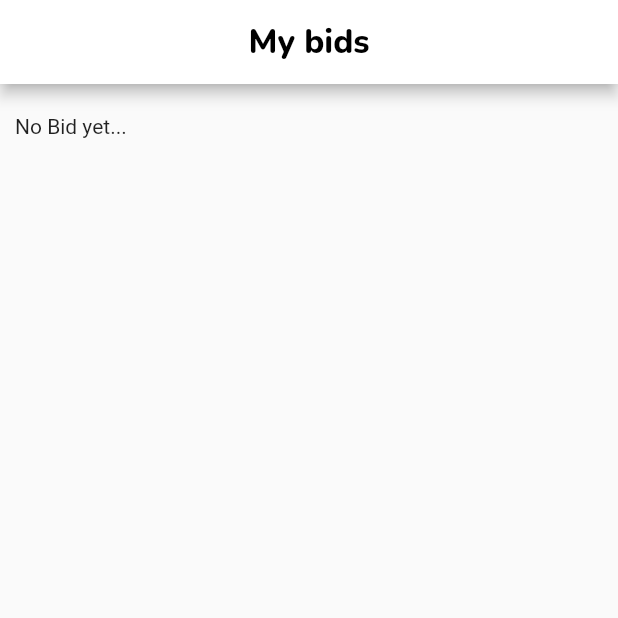
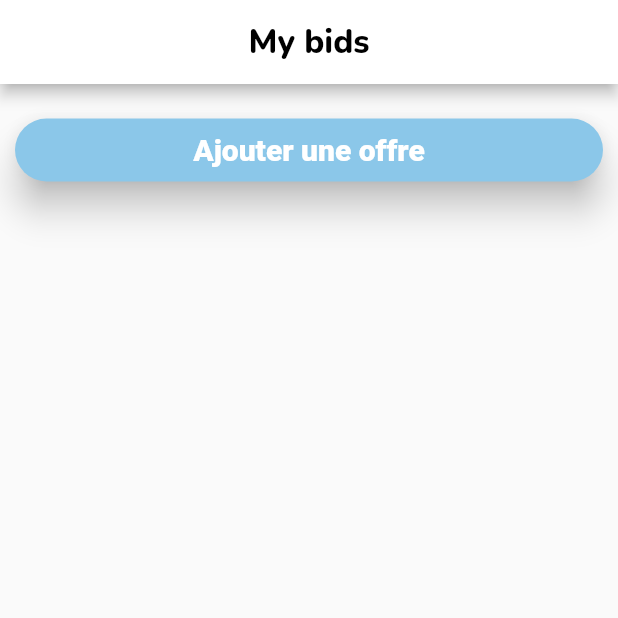
Before and after one commit to Laura398/WebSales, a Flutter app: the MyBid screen opened by its route, on a phone screen of 412 x 824 dp, the top half of it. Run offline on Flutter 3.47's test engine with Material 2 defaults, Android fonts, the phone set to English and light mode, and no system bars; our stand-ins replace equatable, google_fonts, image_picker.

Commit message:
debut fonctionnel ajout de produit

```diff
--- a/lib/main.dart
+++ b/lib/main.dart
@@ -1,4 +1,5 @@
 import 'package:flutter/material.dart';
+import 'package:websales/src/add.page.dart';
 import 'package:websales/src/auction.page.dart';
 import 'package:websales/src/auth.signIn.dart';
 import 'package:websales/src/auth.signUp.dart';
@@ -30,6 +31,7 @@ class WebSales extends StatelessWidget {
         '/auth': (context) => const Auth(),
         '/authSignUp': (context) => const AuthInscription(),
         '/myAccount': (context) => const MyAccount(),
+        '/addBid': (context) => const Add(),
       },
       home: const DefaultTabController(
         length: 4,
--- a/lib/src/bid.page.dart
+++ b/lib/src/bid.page.dart
@@ -1,5 +1,6 @@
 import 'package:flutter/material.dart';
 import 'package:google_fonts/google_fonts.dart';
+import 'package:websales/main.dart';
 
 class MyBid extends StatefulWidget {
   const MyBid({Key? key}) : super(key: key);
@@ -25,9 +26,48 @@ class MyBidState extends State<MyBid> {
         backgroundColor: Colors.white,
       ),
       body: const SingleChildScrollView(
-        padding: EdgeInsets.only(left: 10, top: 20),
-        child: Text('No Bid yet...'),
+        padding: EdgeInsets.only(left: 10, top: 20, right: 10),
+        child: MyBidData(),
       ),
     );
   }
 }
+
+class MyBidData extends StatefulWidget {
+  const MyBidData({Key? key}) : super(key: key);
+
+  @override
+  State<StatefulWidget> createState() => MyBidDataState();
+}
+
+class MyBidDataState extends State<MyBidData> {
+  @override
+  Widget build(BuildContext context) {
+    return SizedBox(
+        width: MediaQuery.of(context).size.width,
+        child: ElevatedButton(
+            onPressed: () {
+              Navigator.pushNamed(
+                context,
+                '/addBid',
+              );
+            },
+            child: const Text('Ajouter une offre'),
+            style: TextButton.styleFrom(
+              alignment: Alignment.center,
+              elevation: 10,
+              primary: Colors.white,
+              backgroundColor: colorNav,
+              minimumSize: const Size.fromHeight(42),
+              shape: const RoundedRectangleBorder(
+                borderRadius: BorderRadius.all(
+                  Radius.circular(25),
+                ),
+              ),
+              textStyle: const TextStyle(
+                fontSize: 20,
+                fontWeight: FontWeight.w800,
+              ),
+            )));
+  }
+}
--- a/pubspec.yaml
+++ b/pubspec.yaml
@@ -36,6 +36,7 @@ dependencies:
   cupertino_icons: ^1.0.2
   google_fonts: ^2.1.0
   equatable: ^2.0.3
+  image_picker: ^0.8.5
   form_validator: ">=0.1.1 <2.0.0"
   flutter_form_builder: ^7.1.1
   form_builder_validators: ^7.9.0
```
Also changed, not shown: lib/src/add.page.dart (added, +244 -0 lines), pubspec.lock.
